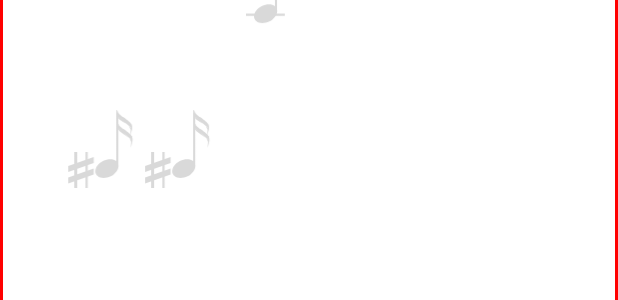
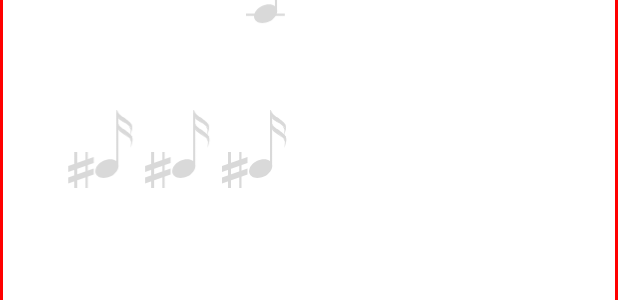
Before and after one commit to grompogrom/Euphonia, an Android app built with Jetpack Compose: the @Preview function StaveViewPrev, on a phone screen of 412 x 824 dp. Shown: the part 178-478 px from the top of the screen. Run offline under Robolectric (Android 15) with nearby library versions, the phone set to English and light mode, and no system bars.

Commit message:
trying to fix detekt and fix bugs

```diff
--- a/app/src/main/java/com/euphoiniateam/euphonia/ui/creation/CreationViewModel.kt
+++ b/app/src/main/java/com/euphoiniateam/euphonia/ui/creation/CreationViewModel.kt
@@ -101,9 +101,9 @@ class CreationViewModel(
     fun getNotes(uri: Uri) {
         viewModelScope.launch(Dispatchers.IO) {
             screenState = screenState.copy(isLoading = true)
-            val initial_notes = notesRepository.getNotes(uri)
-            if (initial_notes != null) {
-                staveConfig.updateNotes(initial_notes)
+            val initialNotes = notesRepository.getNotes(uri)
+            if (initialNotes != null) {
+                staveConfig.updateNotes(initialNotes)
             }
             screenState = screenState.copy(isLoading = false)
         }
--- a/app/src/main/java/com/euphoiniateam/euphonia/ui/creation/StaveView.kt
+++ b/app/src/main/java/com/euphoiniateam/euphonia/ui/creation/StaveView.kt
@@ -1,5 +1,6 @@
 package com.euphoiniateam.euphonia.ui.creation
 
+import android.annotation.SuppressLint
 import android.util.Log
 import androidx.compose.foundation.BorderStroke
 import androidx.compose.foundation.Canvas
@@ -31,6 +32,7 @@ const val note4Duration = 0.55
 const val note8Duration = 0.30
 const val note16Duration = 0.10
 @Composable
+@SuppressLint("MagicNumber")
 fun StaveView(
     state: StaveConfig,
     modifier: Modifier = Modifier
@@ -153,7 +155,7 @@ fun StaveView(
                         state.visibleNotes[lineIndex * state.lineNotesCount + noteIndex].pitch
                         * staveLinesDelta / 2f
                 ) {
-//              // check durations and types of notes
+                    // check durations and types of notes
                     if (note.duration >= note4Duration) {
                         if (note.note in whiteNotes) {
                             with(note4) {
@@ -293,7 +295,7 @@ class StaveConfig(
         if (notes.isNotEmpty()) {
             notes.subList(
                 0,
-                min(lineNotesCount * linesCount, notes.size - 1)
+                min(lineNotesCount * linesCount, notes.size)
             )
         } else {
             emptyList()
```
Also changed, not shown: app/src/main/java/com/euphoiniateam/euphonia/data/repos/NotesRepositoryImpl.kt (+7 -7 lines).
